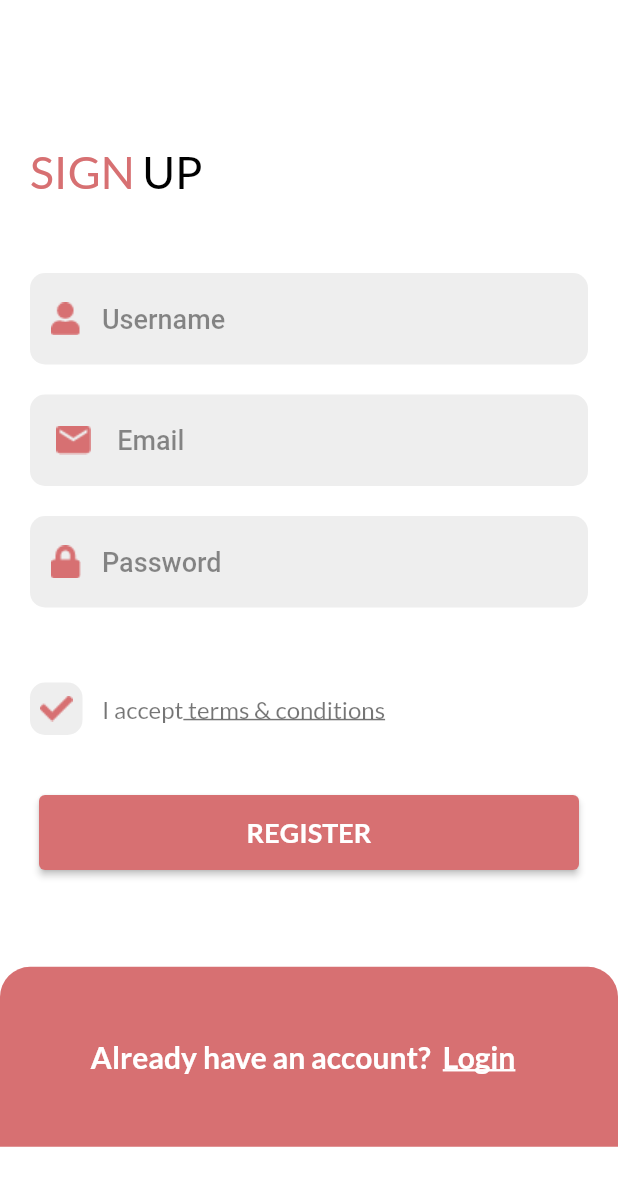
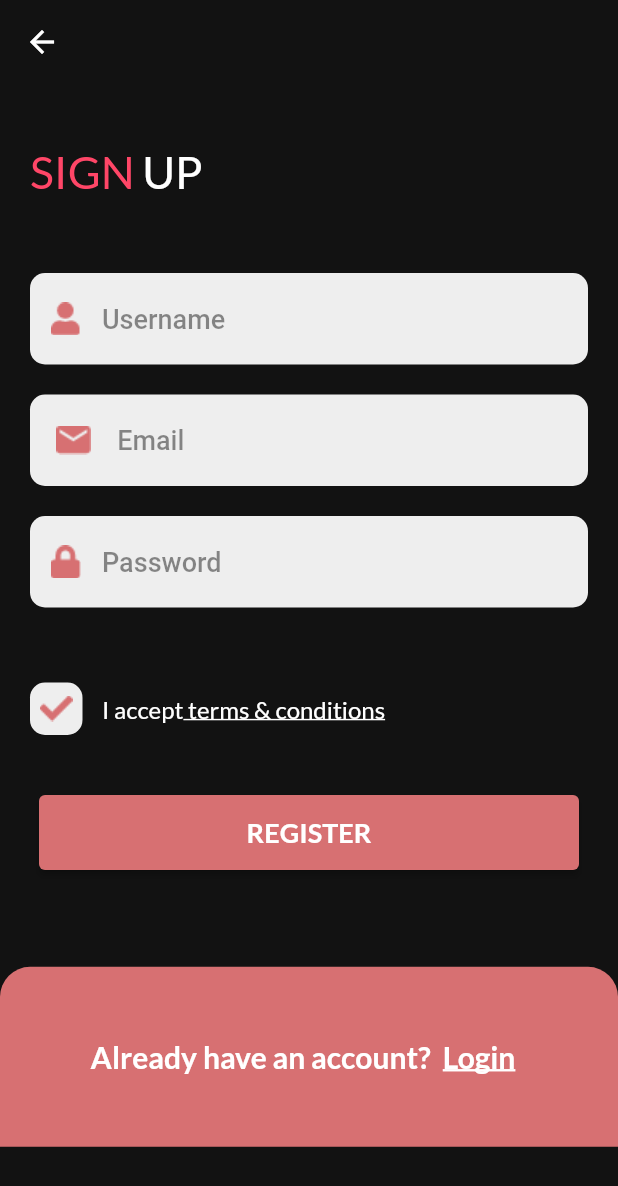
Before and after one commit to WalaaAlshaikh/E-CommerceApp, a Flutter app: the RegisterScreen screen opened by its route, on a phone screen of 412 x 824 dp. Shown: the top 1186 px of the screen. Run offline on Flutter 3.47's test engine with Material 2 defaults, Android fonts, the phone set to English and light mode, and no system bars; our stand-ins replace get, google_fonts.

Commit message:
setting the dark mode

```diff
--- a/lib/view/screens/auth/register.dart
+++ b/lib/view/screens/auth/register.dart
@@ -1,6 +1,7 @@
 import 'package:ecommerc/utils/theme.dart';
 import 'package:ecommerc/view/widgets/text.dart';
 import 'package:flutter/material.dart';
+import 'package:get/get.dart';
 
 import '../../widgets/auth/auth_text_field.dart';
 import '../../widgets/auth/button.dart';
@@ -20,10 +21,10 @@ class RegisterScreen extends StatelessWidget {
     return  SafeArea(
         child: Scaffold(
           appBar: AppBar(
-            backgroundColor: Colors.white,
+            backgroundColor:Get.isDarkMode? Colors.white : darkGreyClr,
             elevation: 0,
           ),
-          backgroundColor: Colors.white,
+          backgroundColor: Get.isDarkMode? Colors.white : darkGreyClr,
           body: SingleChildScrollView(
             child: Column(
               children: [
@@ -35,18 +36,18 @@ class RegisterScreen extends StatelessWidget {
                   child: Column(
                     children: [
                       Row(
-                        children: const [
+                        children:  [
                           CustomText(
                               text: "SIGN",
                               fontWeight: FontWeight.w500,
                               fontSize: 30,
-                              color: mainColor),
+                              color: Get.isDarkMode ?mainColor : pinkClr),
                           SizedBox(width: 5,),
                           CustomText(
                               text: "UP",
                               fontWeight: FontWeight.w500,
                               fontSize: 30,
-                              color: Colors.black),
+                              color: Get.isDarkMode ?Colors.black: Colors.white),
                         ],
                       ),
                       const SizedBox(height: 50,),
--- a/lib/view/widgets/auth/check.dart
+++ b/lib/view/widgets/auth/check.dart
@@ -1,6 +1,7 @@
 import 'package:ecommerc/utils/theme.dart';
 import 'package:ecommerc/view/widgets/text.dart';
 import 'package:flutter/material.dart';
+import 'package:get/get.dart';
 
 class CheckWidget extends StatelessWidget {
   const CheckWidget({Key? key}) : super(key: key);
@@ -23,9 +24,9 @@ class CheckWidget extends StatelessWidget {
           ),
         ),
         const SizedBox(width: 13,),
-        Row(children: const [
-          CustomText(text: "I accept", fontWeight: FontWeight.normal, fontSize: 16, color: Colors.black54),
-          CustomText(text: " terms & conditions", fontWeight: FontWeight.normal, fontSize: 16, color: Colors.black54,textDecoration: TextDecoration.underline,)
+        Row(children:  [
+          CustomText(text: "I accept", fontWeight: FontWeight.normal, fontSize: 16, color: Get.isDarkMode? Colors.black54 :Colors.white),
+          CustomText(text: " terms & conditions", fontWeight: FontWeight.normal, fontSize: 16, color: Get.isDarkMode? Colors.black54 :Colors.white,textDecoration: TextDecoration.underline,)
         ],)
 
       ],
--- a/lib/view/widgets/text.dart
+++ b/lib/view/widgets/text.dart
@@ -8,7 +8,7 @@ class CustomText extends StatelessWidget {
   final FontWeight fontWeight;
   final Color color;
   final TextDecoration? textDecoration;
-  const CustomText({required this.text,required this.fontWeight, required this.fontSize,required this.color,this.textDecoration,Key? key}) : super(key: key);
+   CustomText({required this.text,required this.fontWeight, required this.fontSize,required this.color,this.textDecoration,Key? key}) : super(key: key);
 
 
 
```
Also changed, not shown: lib/view/screens/welcome.dart (+5 -5 lines).
